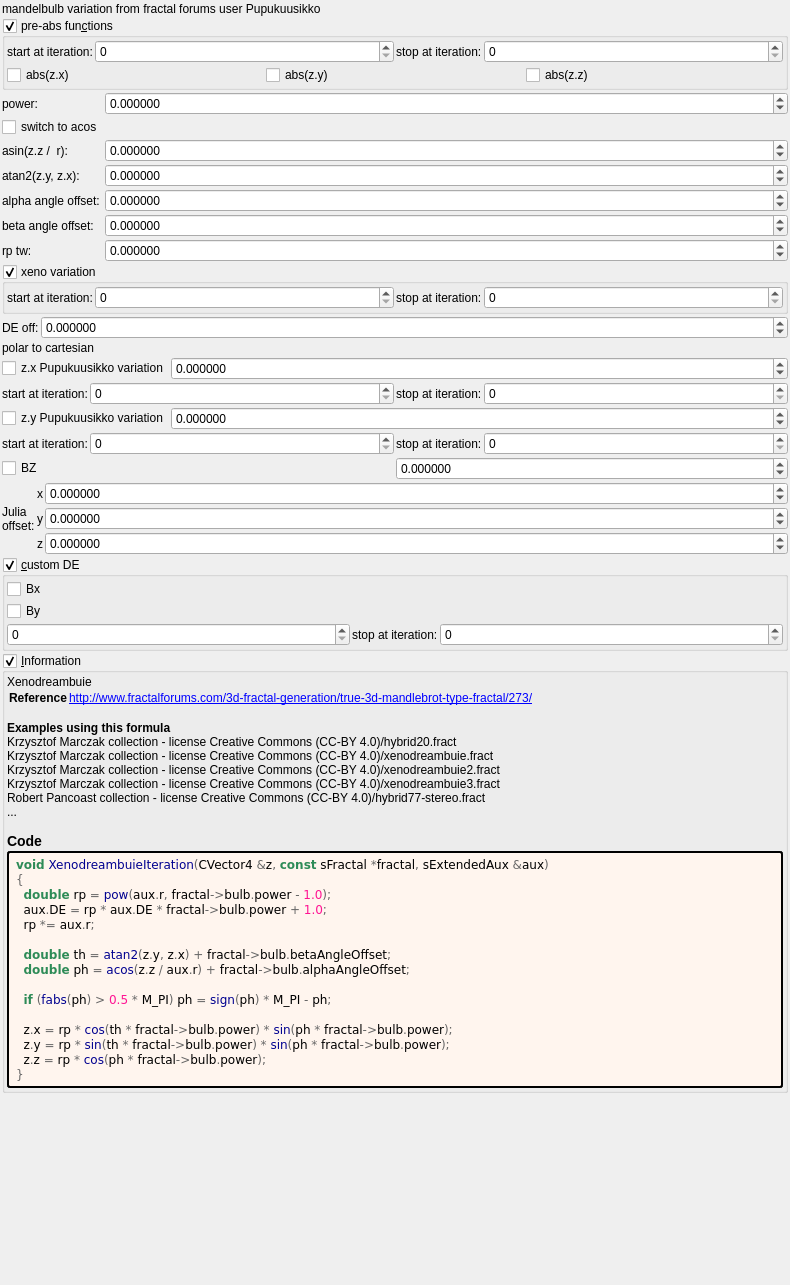
Before: the Qt Designer form mandelbulber2/formula/ui/mandelbulb_pupuku.ui in buddhi1980/mandelbulber2, drawn with Qt 5.
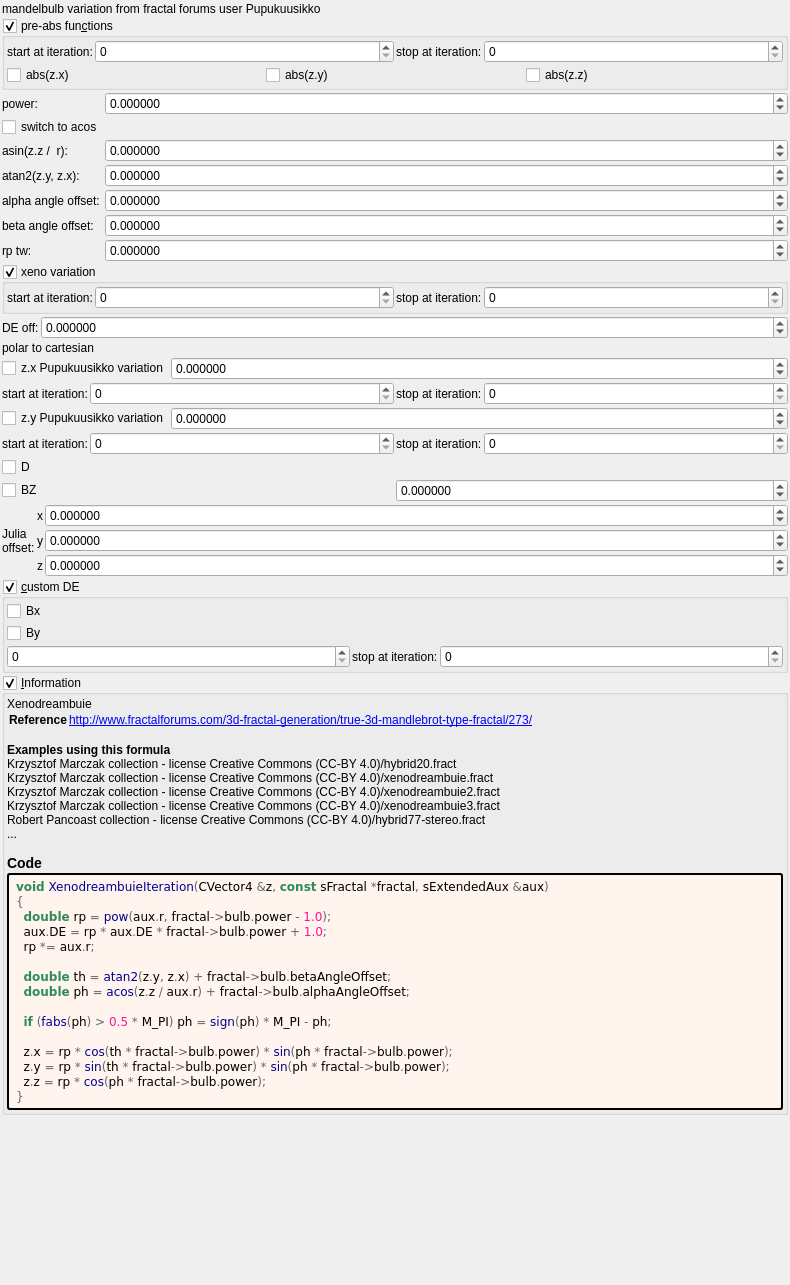
After: the same form once the commit is applied. Custom widgets are drawn as their Qt base class.

Commit message: mandelbulb_pupuku.cl update

Patch:
```diff
--- a/mandelbulber2/formula/ui/mandelbulb_pupuku.ui
+++ b/mandelbulber2/formula/ui/mandelbulb_pupuku.ui
@@ -663,6 +663,13 @@
      </item>
     </layout>
    </item>
+   <item>
+    <widget class="MyCheckBox" name="checkBox_transf_function_enabledD_false">
+     <property name="text">
+      <string notr="true">D</string>
+     </property>
+    </widget>
+   </item>
    <item>
     <layout class="QHBoxLayout" name="horizontalLayout_18" stretch="0,0">
      <item>
```
The commit also changes 7 other files.
